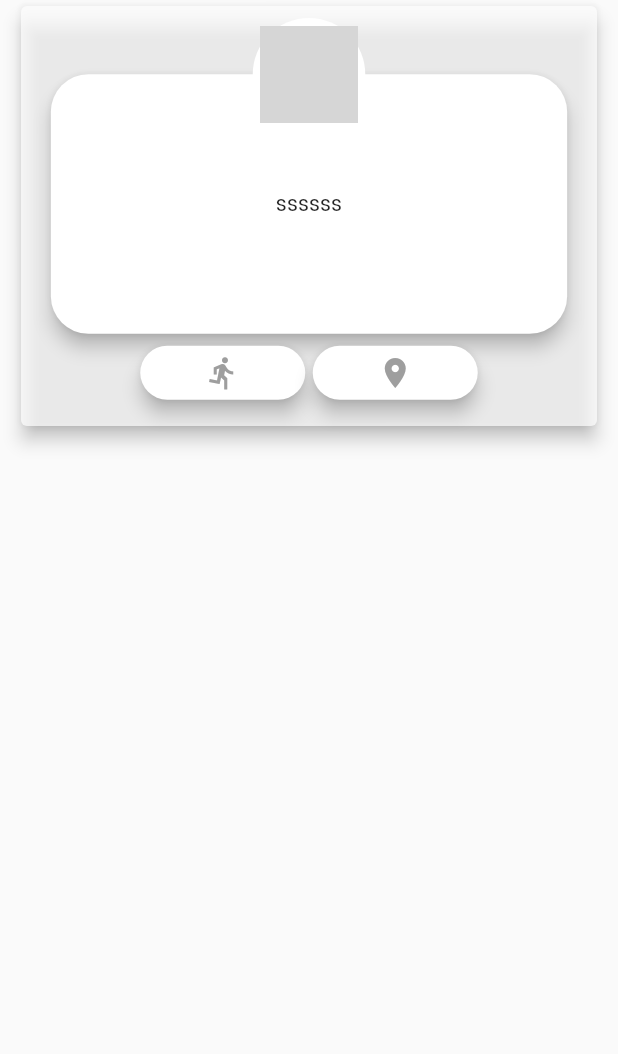
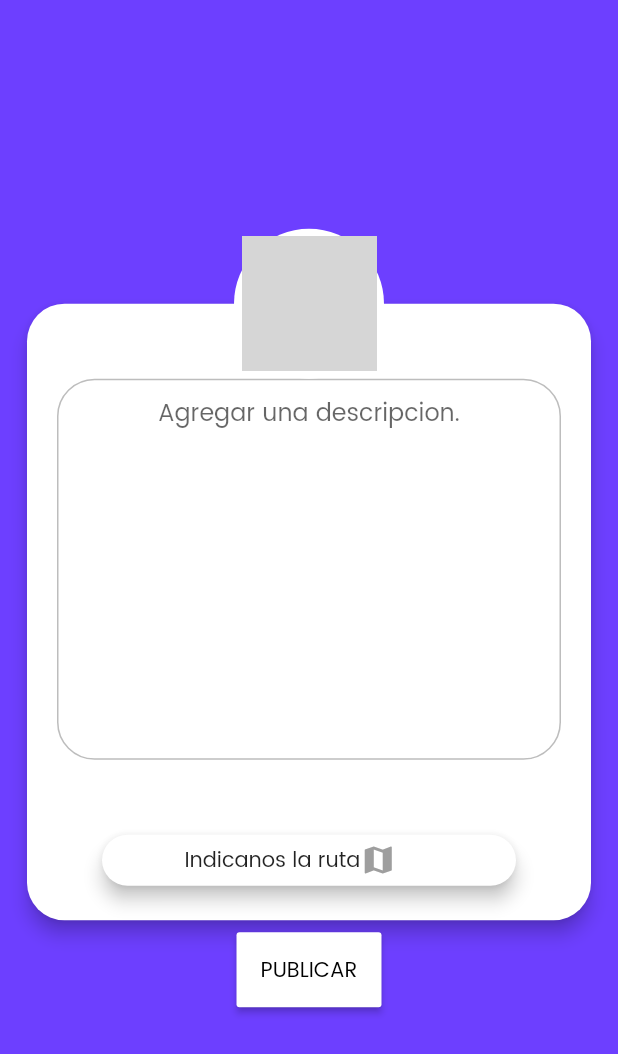
Before and after one commit to CarlosAndresTambascia/letsrun, a Flutter app: the NewPost screen opened directly, on a phone screen of 412 x 824 dp. Shown: the top 1054 px of the screen. Run offline on Flutter 3.47's test engine with Material 2 defaults, Android fonts, the phone set to English and light mode, and no system bars; drawn by our look-alikes of like_button; our stand-ins replace avatar_glow, curved_navigation_bar, image_picker; missing offline and left inert: animated_card, nice_button; network calls fail; grey boxes are pictures that could not be loaded.

Commit message:
new post

```diff
--- a/lib/pages/new_post_screen.dart
+++ b/lib/pages/new_post_screen.dart
@@ -1,6 +1,6 @@
 import 'package:flutter/cupertino.dart';
 import 'package:flutter/material.dart';
-import 'package:like_button/like_button.dart';
+import 'package:letsrun/plugins/constants.dart';
 
 class NewPost extends StatefulWidget {
   @override
@@ -8,29 +8,71 @@ class NewPost extends StatefulWidget {
 }
 
 class _NewPostState extends State<NewPost> {
-  final double _circleRadius = 75.0;
+  final double _circleRadius = 100.0;
   final double _circleBorderWidth = 5.0;
 
   @override
   Widget build(BuildContext context) {
     return Scaffold(
-      body: Container(
-        padding: EdgeInsets.symmetric(horizontal: 10),
-        child: Card(
-          color: Colors.white70,
-          elevation: 5,
+      backgroundColor: Theme.of(context).primaryColor,
+      body: SingleChildScrollView(
+        child: Container(
+          height: MediaQuery.of(context).size.height,
+          padding: EdgeInsets.symmetric(horizontal: 10),
           child: Container(
             padding: EdgeInsets.all(8.0),
             height: 280.0,
             child: Column(
+              mainAxisAlignment: MainAxisAlignment.center,
+              crossAxisAlignment: CrossAxisAlignment.center,
               children: <Widget>[
                 Stack(alignment: Alignment.topCenter, children: <Widget>[
                   Padding(
                     padding: EdgeInsets.only(top: _circleRadius / 2.0),
                     child: Material(
-                      child: Padding(
-                        child: Text('ssssss'),
-                        padding: EdgeInsets.symmetric(vertical: 75.0, horizontal: 150.0),
+                      child: Column(
+                        children: <Widget>[
+                          Padding(
+                            padding: EdgeInsets.symmetric(vertical: 50.0, horizontal: 20.0),
+                            child: Container(
+                              child: TextField(
+                                style: TextStyle(color: Colors.black),
+                                textAlign: TextAlign.center,
+                                keyboardType: TextInputType.multiline,
+                                maxLines: 9,
+                                decoration: kDescriptionDecoration,
+                              ),
+                            ),
+                          ),
+                          Padding(
+                            padding: EdgeInsets.only(bottom: 3.0, left: 50.0, right: 50.0),
+                            child: Material(
+                              borderRadius: BorderRadius.all(
+                                Radius.circular(25.0),
+                              ),
+                              elevation: 5.0,
+                              color: Colors.white,
+                              child: GestureDetector(
+                                onTap: () => print('donde fue?'),
+                                child: Padding(
+                                  child: Row(
+                                    children: <Widget>[
+                                      Text('Indicanos la ruta'),
+                                      Icon(
+                                        Icons.map,
+                                        color: Colors.grey,
+                                      ),
+                                    ],
+                                  ),
+                                  padding: EdgeInsets.symmetric(horizontal: 55.0, vertical: 5.0),
+                                ),
+                              ),
+                            ),
+                          ),
+                          Padding(
+                            padding: EdgeInsets.symmetric(vertical: 10.0, horizontal: 300.0),
+                          ),
+                        ],
                       ),
                       borderRadius: BorderRadius.all(
                         Radius.circular(25.0),
@@ -67,49 +109,17 @@ class _NewPostState extends State<NewPost> {
                   children: <Widget>[
                     Column(
                       children: <Widget>[
-                        Material(
-                          borderRadius: BorderRadius.all(
-                            Radius.circular(25.0),
+                        MaterialButton(
+                          onPressed: () {},
+                          minWidth: 20,
+                          height: 50,
+                          child: Text(
+                            'Publicar'.toUpperCase(),
+                            style: TextStyle(color: Colors.black),
                           ),
-                          elevation: 5.0,
                           color: Colors.white,
-                          child: Padding(
-                            child: LikeButton(
-                              likeBuilder: (bool isLiked) {
-                                return Icon(
-                                  Icons.directions_run,
-                                  color: isLiked ? Colors.deepPurpleAccent : Colors.grey,
-                                );
-                              },
-                            ),
-                            padding: EdgeInsets.symmetric(horizontal: 40.0, vertical: 3.0),
-                          ),
-                        )
-                      ],
-                    ),
-                    SizedBox(
-                      width: 5.0,
-                    ),
-                    Column(
-                      children: <Widget>[
-                        Material(
-                          borderRadius: BorderRadius.all(
-                            Radius.circular(25.0),
-                          ),
-                          elevation: 5.0,
-                          color: Colors.white,
-                          child: Padding(
-                            child: LikeButton(
-                              likeBuilder: (bool isLiked) {
-                                return Icon(
-                                  Icons.location_on,
-                                  color: isLiked ? Colors.deepPurpleAccent : Colors.grey,
-                                );
-                              },
-                            ),
-                            padding: EdgeInsets.symmetric(horizontal: 40.0, vertical: 3.0),
-                          ),
-                        )
+                          textColor: Colors.white,
+                        ),
                       ],
                     ),
                   ],
--- a/lib/plugins/constants.dart
+++ b/lib/plugins/constants.dart
@@ -18,3 +18,21 @@ const kTextFieldDecoration = InputDecoration(
     borderRadius: BorderRadius.all(Radius.circular(32.0)),
   ),
 );
+const kDescriptionDecoration = InputDecoration(
+  hintText: 'Agregar una descripcion.',
+  contentPadding: EdgeInsets.symmetric(vertical: 10.0, horizontal: 30.0),
+  labelStyle: TextStyle(
+    color: Color(0xFF424242),
+  ),
+  border: OutlineInputBorder(
+    borderRadius: BorderRadius.all(Radius.circular(25.0)),
+  ),
+  enabledBorder: OutlineInputBorder(
+    borderSide: BorderSide(color: Colors.black26, width: 1.0),
+    borderRadius: BorderRadius.all(Radius.circular(25.0)),
+  ),
+  focusedBorder: OutlineInputBorder(
+    borderSide: BorderSide(color: Colors.black26, width: 2.0),
+    borderRadius: BorderRadius.all(Radius.circular(25.0)),
+  ),
+);
```
